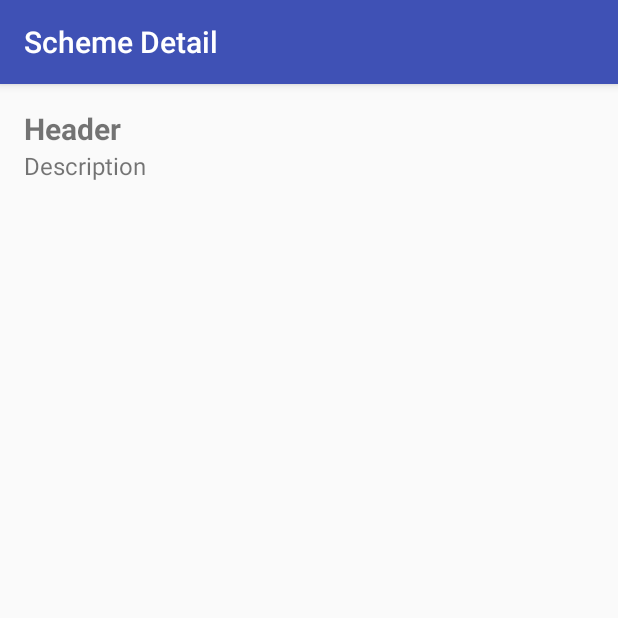
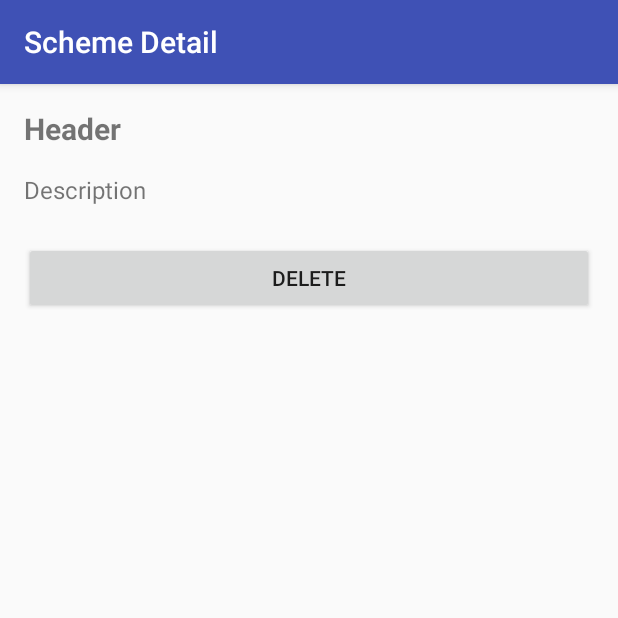
Before and after one commit to hackedemon/androidProject1, an Android app: the SchemeDetail screen opened directly, with no data from a screen before it, on a phone screen of 412 x 824 dp, the top half of it. Run offline under Robolectric (Android 15) with nearby library versions, the phone set to English and light mode, and no system bars; 2 statements that could not run were skipped.

Commit message:
added delete button
delete button added but functionality not added

```diff
--- a/app/src/main/java/world/selfiewithdaughter/www/selfiewithdaughter/SchemeDetail.java
+++ b/app/src/main/java/world/selfiewithdaughter/www/selfiewithdaughter/SchemeDetail.java
@@ -2,6 +2,7 @@ package world.selfiewithdaughter.www.selfiewithdaughter;
 
 import android.os.Bundle;
 import android.support.v7.app.AppCompatActivity;
+import android.text.method.LinkMovementMethod;
 import android.widget.TextView;
 
 public class SchemeDetail extends AppCompatActivity {
@@ -18,5 +19,6 @@ public class SchemeDetail extends AppCompatActivity {
 
         header.setText(b.getString("HEADER"));
         description.setText(b.getString("DESCRIPTION"));
+
     }
 }
--- a/app/src/main/res/layout/activity_govt_schemes.xml
+++ b/app/src/main/res/layout/activity_govt_schemes.xml
@@ -16,7 +16,7 @@
         android:layout_height="match_parent"
         android:divider="@null"
         android:layout_above="@+id/adminButton"
-        android:dividerHeight="0dp"/>
+        android:dividerHeight="10dp"/>
 
     <Button
         android:id="@+id/adminButton"
@@ -24,7 +24,7 @@
         android:layout_height="wrap_content"
         android:padding="16dp"
         android:layout_alignParentBottom="true"
-        android:text="+"/>
+        android:text="Edit"/>
 
     <!-- Empty view is only visible when the list has no items. -->
     <TextView
--- a/app/src/main/res/layout/activity_scheme_detail.xml
+++ b/app/src/main/res/layout/activity_scheme_detail.xml
@@ -23,6 +23,16 @@
         android:layout_width="match_parent"
         android:layout_height="wrap_content"
         android:textSize="16sp"
-        android:text="Description"/>
+        android:text="Description"
+        android:textIsSelectable="true"
+        android:layout_marginTop="16dp"
+        android:autoLink="web"/>
+
+    <Button
+        android:id="@+id/deleteButton"
+        android:layout_width="match_parent"
+        android:layout_height="wrap_content"
+        android:layout_marginTop="24dp"
+        android:text="Delete"/>
 
 </LinearLayout>
--- a/app/src/main/res/layout/schemes_list_item.xml
+++ b/app/src/main/res/layout/schemes_list_item.xml
@@ -1,7 +1,8 @@
 <?xml version="1.0" encoding="utf-8"?>
 <LinearLayout xmlns:android="http://schemas.android.com/apk/res/android"
     android:orientation="vertical" android:layout_width="match_parent"
-    android:layout_height="match_parent">
+    android:layout_height="match_parent"
+    android:background="#DADDEA">
 
 
     <TextView
@@ -19,6 +20,8 @@
         android:layout_width="match_parent"
         android:layout_height="wrap_content"
         android:paddingLeft="16dp"
+        android:paddingRight="16dp"
+        android:paddingBottom="16dp"
         android:textSize="16sp"
         android:maxLines="5"
         android:text="Just like header, description text will be wrapped after it goes beyond 6lines."/>
```
Also changed, not shown: app/src/main/java/world/selfiewithdaughter/www/selfiewithdaughter/AddSchemesActivity.java (+64 -12 lines), app/src/main/res/layout/activity_add_schemes.xml (+11 -2 lines).
